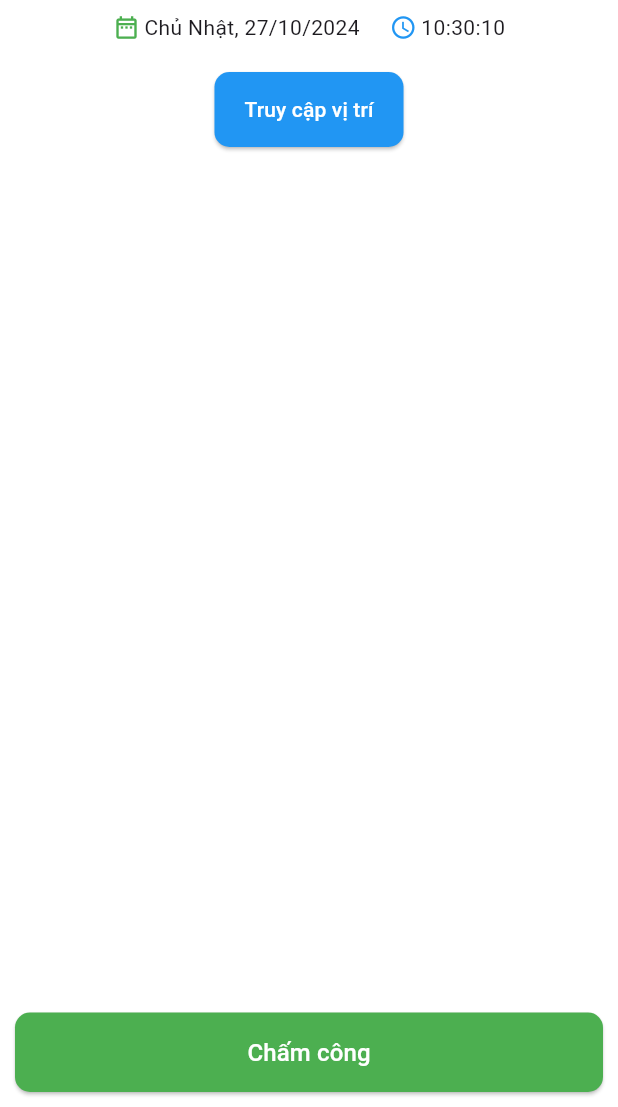
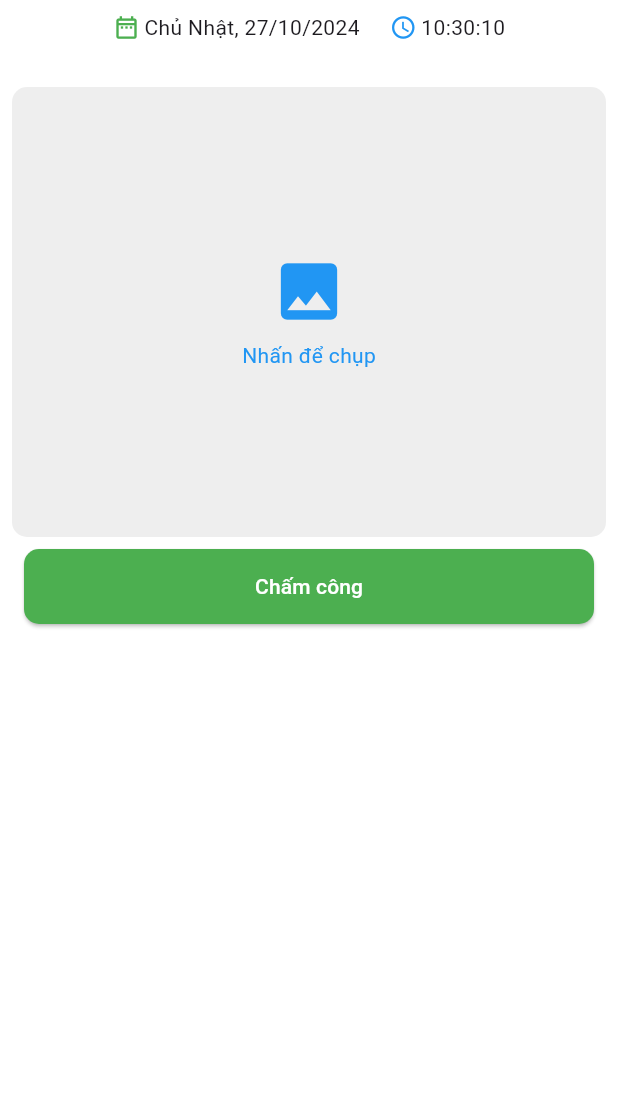
Before and after one commit to Minhduc1122003/hrmDPT, a Flutter app: the TimekeepingScreen screen opened directly, on a phone screen of 412 x 824 dp, the part 129-1236 px from its top. Run offline on Flutter 3.47's test engine with Material 3 defaults, Android fonts, the light colour scheme and no system bars; our stand-ins replace auto_size_text, bloc, equatable, firebase_core, firebase_messaging, flutter_bloc and 8 more; missing offline and left inert: flutter_background_service, flutter_foreground_task, onesignal_flutter, shared_preferences_android; accounts and stored records are empty; network calls fail.

Commit message:
mduc update cham cong

```diff
--- a/lib/config/hrm_constant.dart
+++ b/lib/config/hrm_constant.dart
@@ -3,6 +3,7 @@
 // const String loginAPI = 'http://uat-hrm.reecorp.vn/erp/Users/weblogin';
 // Link api-rms.reetech.vn
 const String loginAPI = '$serverURL/api/Users/loginv1';
+const String loginAPI1 = 'http://localhost:3000/user/login';
 
 const String getListUserUri = '$serverURL/api/Users';
 
--- a/lib/screens/login/bloc/bloc/auth_bloc.dart
+++ b/lib/screens/login/bloc/bloc/auth_bloc.dart
@@ -29,6 +29,7 @@
     try {
       LoginModel? data = await ApiProvider()
           .login(event.no_, newPassword, event.site, event.apiToken);
+
       // Implement actual login logic here
       print('data: $data');
 
--- a/lib/screens/navigation/view/navigation_screen.dart
+++ b/lib/screens/navigation/view/navigation_screen.dart
@@ -73,6 +73,7 @@
         child: Scaffold(
           resizeToAvoidBottomInset: false,
           body: Stack(
+
             children: [
               BlocBuilder<NavigationBloc, NavigationState>(
                 buildWhen: (previous, current) =>
--- a/lib/screens/timekeeping/timekeeping_screen.dart
+++ b/lib/screens/timekeeping/timekeeping_screen.dart
@@ -1,11 +1,15 @@
+import 'dart:async';
+import 'dart:io';
+
 import 'package:flutter/material.dart';
 import 'package:flutter_bloc/flutter_bloc.dart';
+
+import 'package:geolocator/geolocator.dart';
+import 'package:google_maps_flutter/google_maps_flutter.dart';
+import 'package:flutter_easyloading/flutter_easyloading.dart';
 import 'package:hrm/screens/timekeeping/bloc/timekeeping_bloc.dart';
-import 'dart:async';
 import 'package:hrm/screens/timekeeping/compoments/timekeeping_history_calendar.dart';
-import 'package:google_maps_flutter/google_maps_flutter.dart';
-import 'package:geolocator/geolocator.dart';
-import 'package:flutter_easyloading/flutter_easyloading.dart';
+import 'package:image_picker/image_picker.dart';
 
 class TimekeepingScreen extends StatefulWidget {
   const TimekeepingScreen();
@@ -18,15 +22,19 @@
   late Timer _timer;
   String _currentTime = _getCurrentTime();
   bool _isMapVisible = false;
+  bool _isLocationPermissionGranted = false;
   LatLng? _currentPosition;
   GoogleMapController? _mapController;
   final LatLng _targetPosition =
       LatLng(10.830126, 106.618113); // Tọa độ nơi làm việc
   final double banKinh = 50;
+  String? _selectedImagePath; // Biến lưu đường dẫn ảnh đã chọn
+
   @override
   void initState() {
     super.initState();
     _startTimer();
+    _checkLocationPermission();
   }
 
   @override
@@ -49,28 +57,29 @@
     return '${now.hour.toString().padLeft(2, '0')}:${now.minute.toString().padLeft(2, '0')}:${now.second.toString().padLeft(2, '0')}';
   }
 
-  Future<void> _requestLocationPermission() async {
-    bool serviceEnabled;
-    LocationPermission permission;
-
-    serviceEnabled = await Geolocator.isLocationServiceEnabled();
-    if (!serviceEnabled) {
-      return Future.error('Location services are disabled.');
-    }
-
-    permission = await Geolocator.checkPermission();
-    if (permission == LocationPermission.denied) {
-      permission = await Geolocator.requestPermission();
-      if (permission == LocationPermission.denied) {
-        return Future.error('Location permissions are denied');
+  Future<void> _checkLocationPermission() async {
+    LocationPermission permission = await Geolocator.checkPermission();
+    if (permission == LocationPermission.always ||
+        permission == LocationPermission.whileInUse) {
+      _requestLocation();
+      setState(() {
+        _isLocationPermissionGranted = true;
+      });
     }
   }
 
-    if (permission == LocationPermission.deniedForever) {
-      return Future.error(
-          'Location permissions are permanently denied, we cannot request permissions.');
+  Future<void> _requestLocationPermission() async {
+    LocationPermission permission = await Geolocator.requestPermission();
+    if (permission == LocationPermission.always ||
+        permission == LocationPermission.whileInUse) {
+      _requestLocation();
+      setState(() {
+        _isLocationPermissionGranted = true;
+      });
+    }
   }
 
+  Future<void> _requestLocation() async {
     Position position = await Geolocator.getCurrentPosition();
     setState(() {
       _currentPosition = LatLng(position.latitude, position.longitude);
@@ -84,36 +93,34 @@
       return;
     }
 
-    // Tọa độ hiện tại
     double currentLatitude = _currentPosition!.latitude;
     double currentLongitude = _currentPosition!.longitude;
 
-    // Tọa độ mục tiêu
-    double targetLatitude = 10.830126;
-    double targetLongitude = 106.618113;
-
-    // Tính khoảng cách
     double distance = Geolocator.distanceBetween(
       currentLatitude,
       currentLongitude,
-      targetLatitude,
-      targetLongitude,
+      _targetPosition.latitude,
+      _targetPosition.longitude,
     );
 
-    // In tọa độ hiện tại, tọa độ mục tiêu và khoảng cách ra console
-    print(
-        'Tọa độ hiện tại: Latitude: $currentLatitude, Longitude: $currentLongitude');
-    print(
-        'Tọa độ mục tiêu: Latitude: $targetLatitude, Longitude: $targetLongitude');
-    print('Distance: $distance meters');
-
-    // Kiểm tra khoảng cách và hiển thị thông báo
     if (distance <= banKinh) {
-      EasyLoading.showSuccess('Chấm công thành công');
-      // Thực hiện các hành động khi chấm công thành công
+      EasyLoading.showSuccess('Chấm công thành công lúc $_currentTime');
     } else {
       EasyLoading.showError(
           'Bạn không nằm trong bán kính cho phép để chấm công');
+    }
+  }
+
+  Future<void> _pickImage() async {
+    final ImagePicker _picker = ImagePicker();
+    final XFile? image = await _picker.pickImage(
+      source: ImageSource.camera, // Sử dụng camera để chụp ảnh
+    );
+
+    if (image != null) {
+      setState(() {
+        _selectedImagePath = image.path; // Lưu đường dẫn ảnh đã chọn
+      });
     }
   }
 
@@ -138,9 +145,7 @@
             actions: [
               IconButton(
                 icon: const Icon(Icons.info, color: Colors.white, size: 20),
-                onPressed: () {
-                  // Xử lý khi nhấn vào icon info
-                },
+                onPressed: () {},
               ),
             ],
             bottom: PreferredSize(
@@ -165,9 +170,7 @@
               ),
             ),
           ),
-          body: Stack(
-            children: [
-              TabBarView(
+          body: TabBarView(
             physics: NeverScrollableScrollPhysics(),
             children: [
               SingleChildScrollView(
@@ -176,8 +179,7 @@
                   children: [
                     Padding(
                       padding: const EdgeInsets.all(8.0),
-                          child: BlocBuilder<TimekeepingBloc,
-                              TimekeepingBlocState>(
+                      child: BlocBuilder<TimekeepingBloc, TimekeepingBlocState>(
                         builder: (context, state) {
                           return Column(
                             children: [
@@ -187,11 +189,8 @@
                                   SizedBox(height: 20),
                                   Row(
                                     children: [
-                                          Icon(
-                                            Icons.date_range_outlined,
-                                            color: Colors.green,
-                                            size: 18,
-                                          ),
+                                      Icon(Icons.date_range_outlined,
+                                          color: Colors.green, size: 18),
                                       const SizedBox(width: 3),
                                       Text(state.dateFormat),
                                     ],
@@ -199,11 +198,8 @@
                                   const SizedBox(width: 20),
                                   Row(
                                     children: [
-                                          Icon(
-                                            Icons.access_time,
-                                            color: Colors.blue,
-                                            size: 18,
-                                          ),
+                                      Icon(Icons.access_time,
+                                          color: Colors.blue, size: 18),
                                       const SizedBox(width: 3),
                                       Text(_currentTime),
                                     ],
@@ -213,18 +209,14 @@
                               SizedBox(height: 20),
                               _isMapVisible
                                   ? Container(
-                                          height: MediaQuery.of(context)
-                                                  .size
-                                                  .height -
-                                              220,
+                                      height: 200,
                                       child: GoogleMap(
-                                            initialCameraPosition:
-                                                CameraPosition(
+                                        initialCameraPosition: CameraPosition(
                                           target: _currentPosition!,
                                           zoom: 15,
                                         ),
-                                            onMapCreated: (GoogleMapController
-                                                controller) {
+                                        onMapCreated:
+                                            (GoogleMapController controller) {
                                           _mapController = controller;
                                         },
                                         markers: {
@@ -239,17 +231,17 @@
                                             circleId: CircleId('radius'),
                                             center: _currentPosition!,
                                             radius: banKinh,
-                                                // Bán kính 50m
-                                                strokeColor: Colors.blue
-                                                    .withOpacity(0.5),
+                                            strokeColor:
+                                                Colors.blue.withOpacity(0.5),
                                             strokeWidth: 2,
-                                                fillColor: Colors.blue
-                                                    .withOpacity(0.2),
+                                            fillColor:
+                                                Colors.blue.withOpacity(0.2),
                                           ),
                                         },
                                       ),
                                     )
-                                      : ElevatedButton(
+                                  : !_isLocationPermissionGranted
+                                      ? ElevatedButton(
                                           onPressed: _requestLocationPermission,
                                           style: ElevatedButton.styleFrom(
                                             backgroundColor: Colors.blue,
@@ -258,18 +250,122 @@
                                                   BorderRadius.circular(10),
                                             ),
                                             padding: EdgeInsets.symmetric(
-                                              horizontal: 20,
-                                              vertical: 15,
-                                            ),
+                                                horizontal: 20, vertical: 15),
                                           ),
                                           child: Text(
                                             'Truy cập vị trí',
+                                            style:
+                                                TextStyle(color: Colors.white),
+                                          ),
+                                        )
+                                      : Container(),
+                              // Nút chụp ảnh và hiển thị ảnh đã chọn
+                              GestureDetector(
+                                onTap: _pickImage,
+                                child: Container(
+                                  margin:
+                                      const EdgeInsets.fromLTRB(0, 10, 0, 0),
+                                  width: MediaQuery.of(context).size.width -
+                                      10, // Chiều rộng của màn hình - lề
+                                  constraints: BoxConstraints(
+                                    minHeight:
+                                        300, // Chiều cao tối thiểu nếu nội dung nhỏ hơn 100
+                                  ),
+                                  decoration: BoxDecoration(
+                                    color: Colors.grey[200],
+                                    borderRadius: BorderRadius.circular(10),
+                                    image: _selectedImagePath != null
+                                        ? DecorationImage(
+                                            image: FileImage(
+                                                File(_selectedImagePath!)),
+                                            fit: BoxFit.cover,
+                                          )
+                                        : null,
+                                  ),
+                                  child: _selectedImagePath == null
+                                      ? Center(
+                                          child: Column(
+                                            mainAxisAlignment:
+                                                MainAxisAlignment.center,
+                                            children: [
+                                              Icon(
+                                                Icons.image,
+                                                color: Colors.blue,
+                                                size: 50,
+                                              ),
+                                              const SizedBox(height: 8),
+                                              Text(
+                                                'Nhấn để chụp',
+                                                style: TextStyle(
+                                                    color: Colors.blue),
+                                              ),
+                                            ],
+                                          ),
+                                        )
+                                      : Align(
+                                          alignment: Alignment
+                                              .bottomRight, // Đặt nội dung ở góc dưới bên phải
+                                          child: Container(
+                                            padding: EdgeInsets.all(
+                                                10), // Padding xung quanh nội dung
+                                            margin: EdgeInsets.all(
+                                                10), // Margin để tạo khoảng cách với cạnh hình ảnh
+                                            decoration: BoxDecoration(
+                                              color: Colors
+                                                  .blue, // Màu nền của text
+                                              borderRadius: BorderRadius.circular(
+                                                  10), // Border radius cho background
+                                            ),
+                                            child: Row(
+                                              mainAxisSize: MainAxisSize
+                                                  .min, // Chỉ chiếm không gian cần thiết
+                                              children: [
+                                                Icon(
+                                                  Icons.camera_alt,
+                                                  color: Colors.white,
+                                                  size: 14,
+                                                ), // Icon phù hợp
+                                                SizedBox(
+                                                    width:
+                                                        3), // Khoảng cách giữa icon và text
+                                                Text(
+                                                  'Chụp ảnh khác',
                                                   style: TextStyle(
                                                       color: Colors.white,
+                                                      fontSize: 12), // Màu chữ
+                                                ),
+                                              ],
                                             ),
                                           ),
                                         ),
-                                  SizedBox(height: 20),
+                                ),
+                              ),
+
+                              Align(
+                                alignment: Alignment.bottomCenter,
+                                child: Container(
+                                  width: double
+                                      .infinity, // Chiều rộng đầy đủ màn hình
+                                  padding: EdgeInsets.all(
+                                      8.0), // Khoảng cách xung quanh nút
+                                  child: ElevatedButton(
+                                    onPressed: _checkIn,
+                                    style: ElevatedButton.styleFrom(
+                                      backgroundColor:
+                                          Colors.green, // Màu nền của nút
+                                      shape: RoundedRectangleBorder(
+                                        borderRadius: BorderRadius.circular(10),
+                                      ),
+                                      padding: EdgeInsets.symmetric(
+                                          horizontal: 20, vertical: 15),
+                                    ),
+                                    child: Text(
+                                      'Chấm công',
+                                      style: TextStyle(color: Colors.white),
+                                    ),
+                                  ),
+                                ),
+                              ),
                             ],
                           );
                         },
@@ -289,28 +385,6 @@
               ),
             ],
           ),
-              Positioned(
-                bottom: 10,
-                left: 10,
-                right: 10,
-                child: ElevatedButton(
-                  onPressed: _checkIn,
-                  style: ElevatedButton.styleFrom(
-                    backgroundColor: Colors.green, // background (button) color
-                    foregroundColor: Colors.white, // text color
-                    padding: EdgeInsets.symmetric(vertical: 15),
-                    shape: RoundedRectangleBorder(
-                      borderRadius: BorderRadius.circular(10),
-                    ),
-                  ),
-                  child: Text(
-                    'Chấm công',
-                    style: TextStyle(fontSize: 16),
-                  ),
-                ),
-              ),
-            ],
-          ),
         ),
       ),
     );
```
Also changed, not shown: lib/main.dart (+21 -5 lines), lib/network/api_provider.dart (+30 -0 lines), lib/network/firebase_api.dart (added, +11 -0 lines), lib/network/notification/MyTask.dart (added, +45 -0 lines), lib/network/notification/notification.dart (added, +53 -0 lines), lib/screens/hometab/view/hometab_screen.dart (+14 -3 lines), pubspec.yaml (+10 -0 lines), firebase.json (added), lib/firebase_options.dart (added), pubspec.lock, 9 other files. Lines whose indentation alone changed are shown as unchanged.
